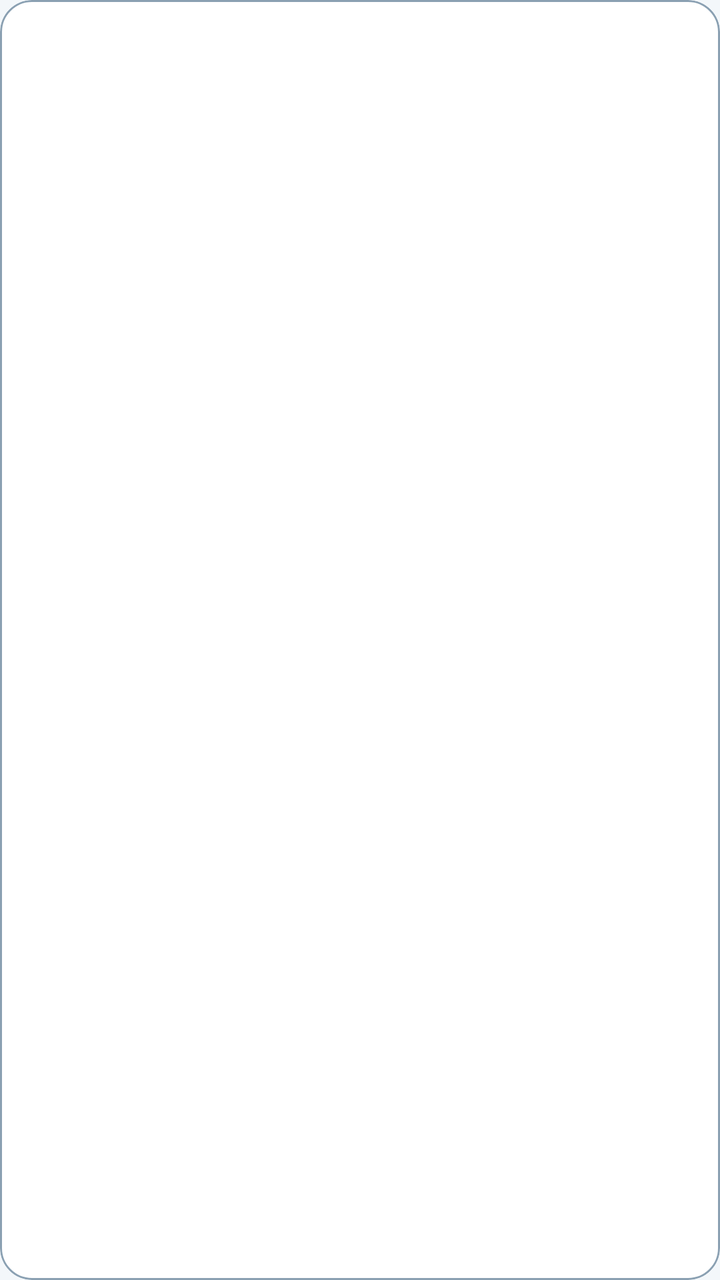
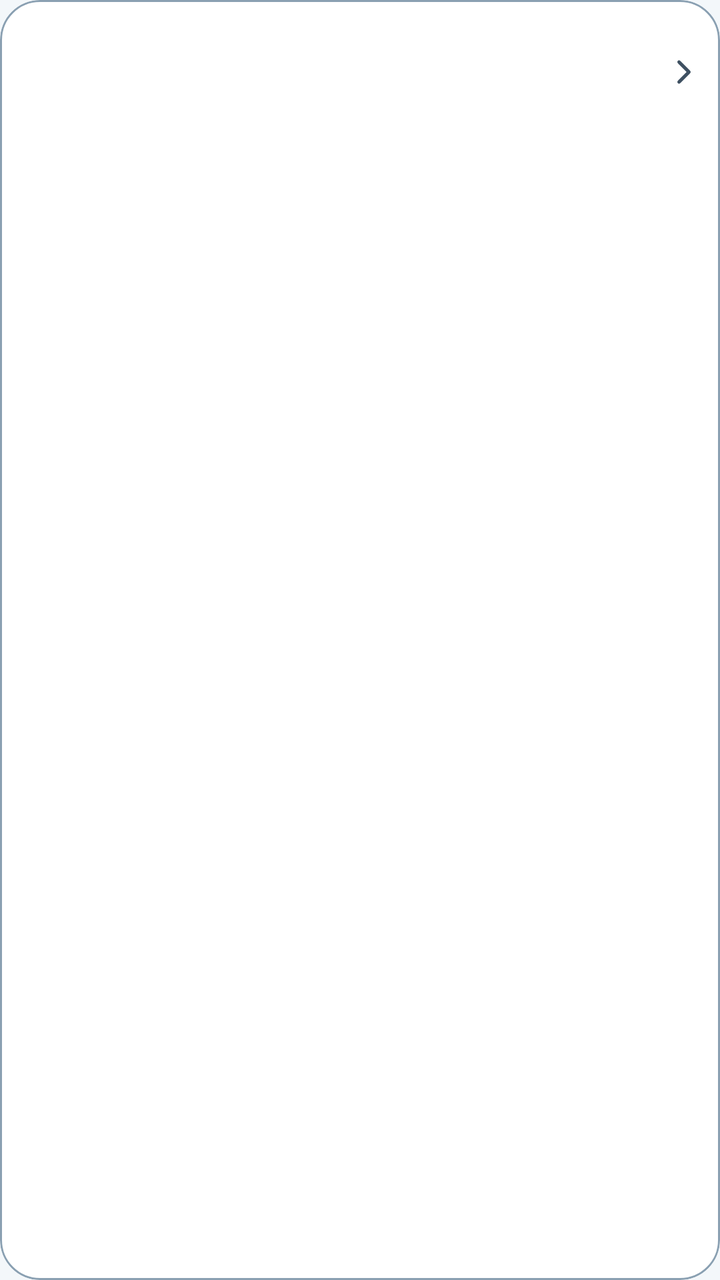

Screens rendered from an Android XML layout before and after an edit, with the pre-edit source and the edit as a unified diff.
<!-- AndroidManifest.xml: application theme AppBaseTheme -->
<!-- res/layout/item_note.xml -->
<?xml version="1.0" encoding="utf-8"?>
<com.google.android.material.card.MaterialCardView xmlns:android="http://schemas.android.com/apk/res/android"
    xmlns:app="http://schemas.android.com/apk/res-auto"
    android:id="@+id/card"
    android:layout_width="match_parent"
    android:layout_height="wrap_content"
    android:layout_marginStart="16dp"
    android:layout_marginEnd="16dp"
    android:layout_marginTop="4dp"
    android:layout_marginBottom="4dp"
    app:cardBackgroundColor="?attr/colorSurface"
    app:cardCornerRadius="16dp"
    app:cardElevation="0dp"
    app:strokeColor="?attr/colorOutline"
    app:strokeWidth="1dp">

    <LinearLayout
        android:layout_width="match_parent"
        android:layout_height="wrap_content"
        android:gravity="center_vertical"
        android:orientation="horizontal"
        android:paddingStart="16dp"
        android:paddingEnd="16dp"
        android:paddingTop="14dp"
        android:paddingBottom="14dp">

        <ImageView
            android:id="@+id/type"
            android:layout_width="24dp"
            android:layout_height="24dp"
            android:layout_marginEnd="16dp"
            android:scaleType="fitCenter" />

        <LinearLayout
            android:layout_width="0dp"
            android:layout_height="wrap_content"
            android:layout_weight="1"
            android:orientation="vertical">

            <TextView
                android:id="@+id/title"
                android:layout_width="match_parent"
                android:layout_height="wrap_content"
                android:ellipsize="end"
                android:maxLines="1"
                android:textAppearance="?attr/textAppearanceTitleMedium" />

            <TextView
                android:id="@+id/subtitle"
                android:layout_width="match_parent"
                android:layout_height="wrap_content"
                android:ellipsize="end"
                android:maxLines="1"
                android:textAppearance="?attr/textAppearanceBodySmall"
                android:textColor="?attr/colorOnSurfaceVariant" />
        </LinearLayout>

        <ImageView
            android:id="@+id/star"
            android:layout_width="24dp"
            android:layout_height="24dp"
            android:layout_marginStart="12dp"
            android:scaleType="fitCenter"
            android:src="@drawable/icon_star"
            android:tint="?attr/colorPrimary"
            android:visibility="gone" />
    </LinearLayout>
</com.google.android.material.card.MaterialCardView>
<!-- resources referenced by this layout -->
<resources>
  <!-- drawable icon_star (drawable) -->
  <?xml version="1.0" encoding="utf-8"?>
  <bitmap xmlns:android="http://schemas.android.com/apk/res/android"
      android:src="@drawable/ic_star_white_24dp"
      android:tint="?attr/colorControlNormal"
      android:tintMode="src_in" />
  <style name="AppBaseTheme" parent="Theme.Material3.DayNight">
          <item name="colorPrimary">@color/tech_primary</item>
          <item name="colorOnPrimary">@color/tech_on_primary</item>
          <item name="colorPrimaryContainer">@color/tech_primary_container</item>
          <item name="colorOnPrimaryContainer">@color/tech_on_primary_container</item>
          <item name="colorSecondaryContainer">@color/tech_secondary_container</item>
          <item name="colorSurface">@color/tech_surface</item>
          <item name="colorOnSurface">@color/tech_on_surface</item>
          <item name="colorSurfaceVariant">@color/tech_surface_variant</item>
          <item name="colorOnSurfaceVariant">@color/tech_on_surface_variant</item>
          <item name="colorOutline">@color/tech_outline</item>
          <item name="android:colorBackground">@color/tech_background</item>
          <item name="android:selectableItemBackground">@drawable/selector</item>
      </style>
  <!-- drawable ic_star_white_24dp: png bitmap (drawable-hdpi, 487 bytes) -->
  <color name="tech_primary">#0891B2</color>
  <color name="tech_on_primary">#FFFFFF</color>
  <color name="tech_primary_container">#C8F1F9</color>
  <color name="tech_on_primary_container">#003641</color>
  <color name="tech_secondary_container">#D3EEF5</color>
  <color name="tech_surface">#FFFFFF</color>
  <color name="tech_on_surface">#0F1B2A</color>
  <color name="tech_surface_variant">#E3ECF2</color>
  <color name="tech_on_surface_variant">#3E5061</color>
  <color name="tech_outline">#8AA0B2</color>
  <color name="tech_background">#F3F7FA</color>
  <!-- drawable selector (drawable) -->
  <?xml version="1.0" encoding="utf-8"?>
  <selector xmlns:android="http://schemas.android.com/apk/res/android" android:exitFadeDuration="@android:integer/config_mediumAnimTime">
  
      <item android:drawable="@android:color/transparent" android:state_window_focused="false"/>
  
      
      <item android:drawable="@android:color/holo_blue_dark" android:state_enabled="false" android:state_focused="true" android:state_pressed="true"/>
      <item android:drawable="@android:color/holo_blue_dark" android:state_enabled="false" android:state_focused="true"/>
      <item android:drawable="@android:color/holo_blue_dark" android:state_focused="true" android:state_pressed="true"/>
      <item android:drawable="@android:color/holo_blue_dark" android:state_focused="false" android:state_pressed="true"/>
      <item android:drawable="@android:color/holo_blue_dark" android:state_focused="true"/>
      <item android:drawable="@android:color/transparent"/>
  
  </selector>
</resources>

<!-- the commit's change to res/layout/item_note.xml (unified diff, before → after) -->
@@ -9,7 +9,7 @@
     android:layout_marginTop="4dp"
     android:layout_marginBottom="4dp"
     app:cardBackgroundColor="?attr/colorSurface"
-    app:cardCornerRadius="16dp"
+    app:cardCornerRadius="20dp"
     app:cardElevation="0dp"
     app:strokeColor="?attr/colorOutline"
     app:strokeWidth="1dp">
@@ -19,17 +19,25 @@
         android:layout_height="wrap_content"
         android:gravity="center_vertical"
         android:orientation="horizontal"
-        android:paddingStart="16dp"
-        android:paddingEnd="16dp"
+        android:paddingStart="14dp"
         android:paddingTop="14dp"
+        android:paddingEnd="8dp"
         android:paddingBottom="14dp">
 
-        <ImageView
-            android:id="@+id/type"
-            android:layout_width="24dp"
-            android:layout_height="24dp"
-            android:layout_marginEnd="16dp"
-            android:scaleType="fitCenter" />
+        <FrameLayout
+            android:id="@+id/tile"
+            android:layout_width="44dp"
+            android:layout_height="44dp"
+            android:layout_marginEnd="14dp"
+            android:background="@drawable/bg_tile">
+
+            <ImageView
+                android:id="@+id/type"
+                android:layout_width="22dp"
+                android:layout_height="22dp"
+                android:layout_gravity="center"
+                android:scaleType="fitCenter" />
+        </FrameLayout>
 
         <LinearLayout
             android:layout_width="0dp"
@@ -57,12 +65,20 @@
 
         <ImageView
             android:id="@+id/star"
-            android:layout_width="24dp"
-            android:layout_height="24dp"
-            android:layout_marginStart="12dp"
+            android:layout_width="20dp"
+            android:layout_height="20dp"
+            android:layout_marginStart="8dp"
             android:scaleType="fitCenter"
             android:src="@drawable/icon_star"
             android:tint="?attr/colorPrimary"
             android:visibility="gone" />
+
+        <ImageView
+            android:layout_width="20dp"
+            android:layout_height="20dp"
+            android:layout_marginStart="4dp"
+            android:contentDescription="@null"
+            android:src="@drawable/ic_chevron_right"
+            app:tint="?attr/colorOnSurfaceVariant" />
     </LinearLayout>
 </com.google.android.material.card.MaterialCardView>
<!-- resource entries referenced after the edit -->
@@ -1,5 +1,26 @@
 <!-- resources referenced by this layout -->
 <resources>
+  <!-- drawable bg_tile (drawable) -->
+  <?xml version="1.0" encoding="utf-8"?>
+  <shape xmlns:android="http://schemas.android.com/apk/res/android" android:shape="rectangle">
+      <solid android:color="@android:color/white" />
+      <corners android:radius="14dp" />
+  </shape>
+  <!-- drawable ic_chevron_right (drawable) -->
+  <?xml version="1.0" encoding="utf-8"?>
+  <vector xmlns:android="http://schemas.android.com/apk/res/android"
+      android:width="24dp"
+      android:height="24dp"
+      android:viewportWidth="24"
+      android:viewportHeight="24">
+      <path
+          android:fillColor="#00000000"
+          android:strokeColor="#FF000000"
+          android:strokeLineCap="round"
+          android:strokeLineJoin="round"
+          android:strokeWidth="2"
+          android:pathData="M9,6L15,12L9,18" />
+  </vector>
   <!-- drawable icon_star (drawable) -->
   <?xml version="1.0" encoding="utf-8"?>
   <bitmap xmlns:android="http://schemas.android.com/apk/res/android"
